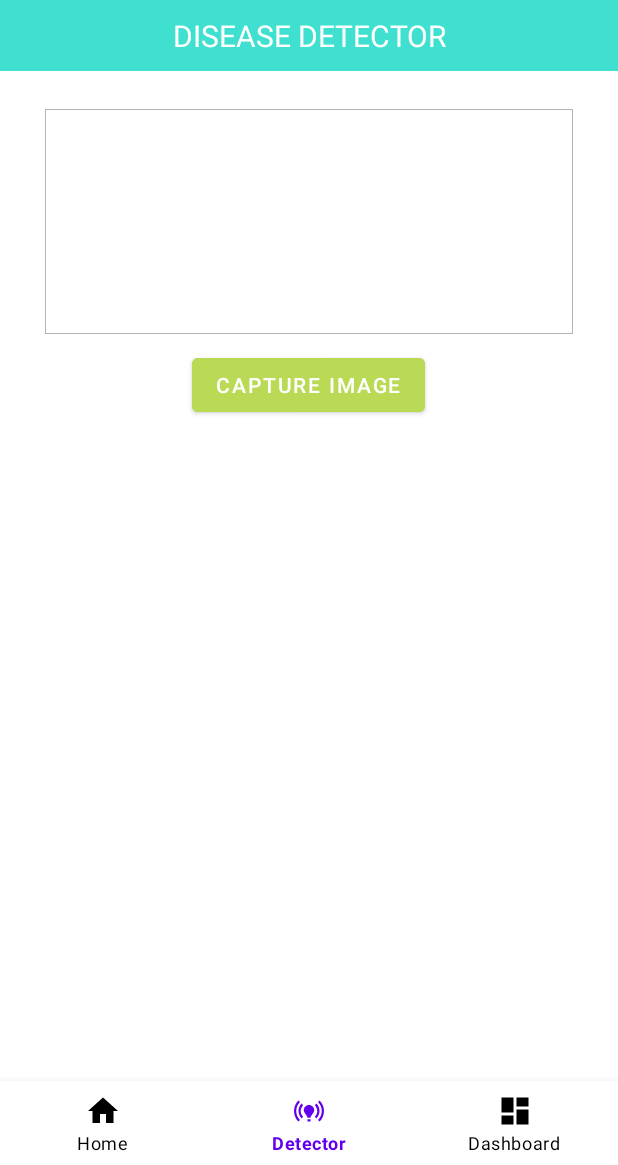
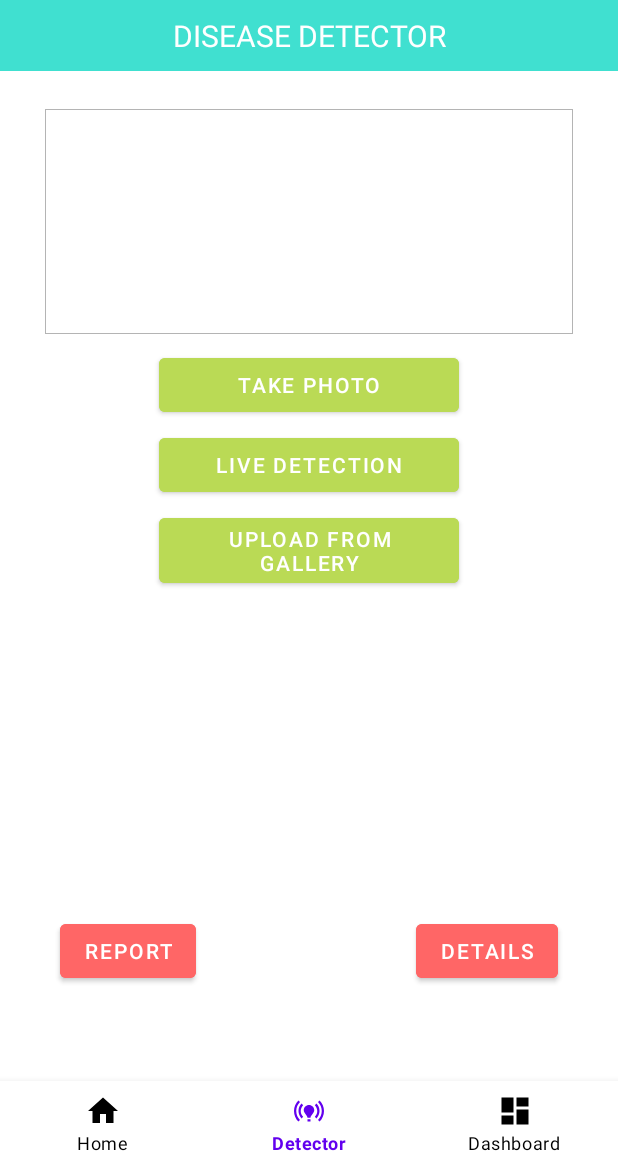
Before and after one commit to TANCT/paddy-disease-tracker, an Android app: the screen it shows after launch (MainActivity), item 2 of the bottom bar chosen, on a phone screen of 412 x 824 dp, the part 71-1236 px from its top. Run offline under Robolectric (Android 15) with nearby library versions, the phone set to English and light mode, and no system bars; Roboto replaces fonts that are not available here; 1 statement that could not run was skipped.

Commit message:
Update fragment_detect_disease.xml

```diff
--- a/app/src/main/res/layout/fragment_detect_disease.xml
+++ b/app/src/main/res/layout/fragment_detect_disease.xml
@@ -54,19 +54,35 @@
                 android:layout_marginHorizontal="30dp"
                 android:layout_marginTop="20dp"
                 android:padding="1dp"
-                android:scaleType="centerCrop"
-                android:cropToPadding="true"
                 android:background="@drawable/bordered_imageview"
                 tools:src="@tools:sample/avatars" />
+
+
 
             <Button
                 android:id="@+id/take_photo_btn"
                 android:backgroundTint="@color/child_green"
-                android:layout_width="wrap_content"
+                android:layout_width="200dp"
                 android:layout_height="wrap_content"
                 android:layout_gravity="center"
                 android:layout_marginTop="10dp"
-                android:text="Capture Image" />
+                android:text="Take Photo" />
+            <Button
+                android:id="@+id/live_img_btn"
+                android:backgroundTint="@color/child_green"
+                android:layout_width="200dp"
+                android:layout_height="wrap_content"
+                android:layout_gravity="center"
+                android:layout_marginTop="5dp"
+                android:text="Live Detection" />
+            <Button
+                android:id="@+id/upload_img_btn"
+                android:backgroundTint="@color/child_green"
+                android:layout_width="200dp"
+                android:layout_height="wrap_content"
+                android:layout_gravity="center"
+                android:layout_marginTop="5dp"
+                android:text="Upload From Gallery" />
 
             <ListView
                 android:id="@+id/probabilities"
@@ -74,7 +90,7 @@
                 android:layout_height="200dp"
                 android:layout_marginHorizontal="20dp"
                 android:layout_gravity="center"
-                android:layout_marginTop="10dp" />
+                android:layout_marginTop="5dp" />
             <RelativeLayout
                 android:layout_width="match_parent"
                 android:layout_height="100dp">
@@ -87,7 +103,8 @@
                     android:layout_marginLeft="40dp"
                     android:layout_marginTop="10dp"
                     android:text="Report"
-                    android:visibility="invisible" />
+                    android:visibility="visible"
+                    />
 
                 <Button
                     android:id="@+id/detail_btn"
@@ -98,9 +115,14 @@
                     android:layout_marginTop="10dp"
                     android:layout_marginRight="40dp"
                     android:text="Details"
-                    android:visibility="invisible" />
+                    android:visibility="visible"
+                     />
 
             </RelativeLayout>
+            <TextView
+                android:layout_width="wrap_content"
+                android:layout_height="100dp"
+                />
 
 
 
@@ -112,14 +134,4 @@
 
     </ScrollView>
 
-
-
-
-
-
-
-
-
-
-
 </androidx.constraintlayout.widget.ConstraintLayout>
```
